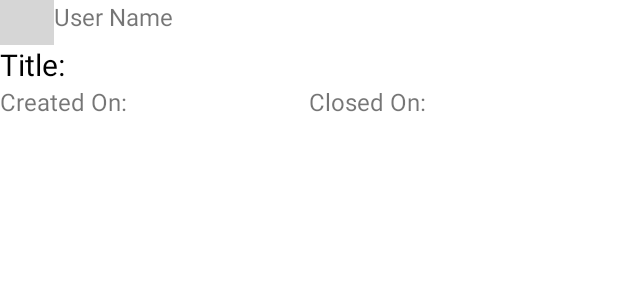
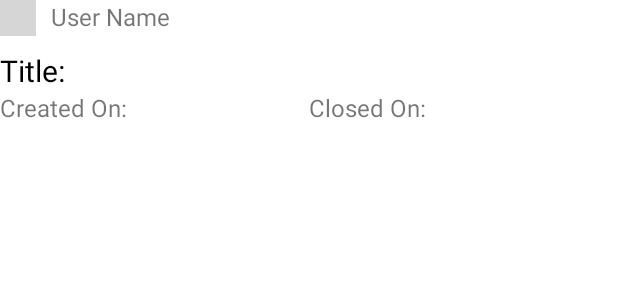
Before and after one commit to ranjanproject/PullRequests, an Android app: the layout item_pull_request.xml on its own in the app's theme, with its tools: preview values and no code run, on a phone screen of 412 x 824 dp. Shown: the top 300 px of the screen. Run offline under Robolectric (Android 15) with nearby library versions, the phone set to English and light mode, and no system bars; grey boxes are pictures that could not be loaded.

Commit message:
padding corrected

```diff
--- a/app/src/main/res/layout/item_pull_request.xml
+++ b/app/src/main/res/layout/item_pull_request.xml
@@ -9,6 +9,7 @@
         android:id="@+id/user_name_tv"
         android:layout_width="0dp"
         android:textSize="16sp"
+        android:layout_marginStart="@dimen/margin_small"
         android:layout_height="wrap_content"
         android:text="@string/user_name"
         app:layout_constraintEnd_toEndOf="parent"
@@ -27,6 +28,7 @@
     <TextView
         style="@style/heading_title_tv"
         android:id="@+id/title_tv"
+        android:layout_marginTop="@dimen/margin_small"
         android:layout_width="0dp"
         android:layout_height="wrap_content"
         android:text="@string/title"
--- a/app/src/main/res/values/dimens.xml
+++ b/app/src/main/res/values/dimens.xml
@@ -2,5 +2,6 @@
 <resources>
     <dimen name="padding_medium">16dp</dimen>
     <dimen name="padding_large">32dp</dimen>
-    <dimen name="icon_size">36dp</dimen>
+    <dimen name="icon_size">24dp</dimen>
+    <dimen name="margin_small">10dp</dimen>
 </resources>
```
